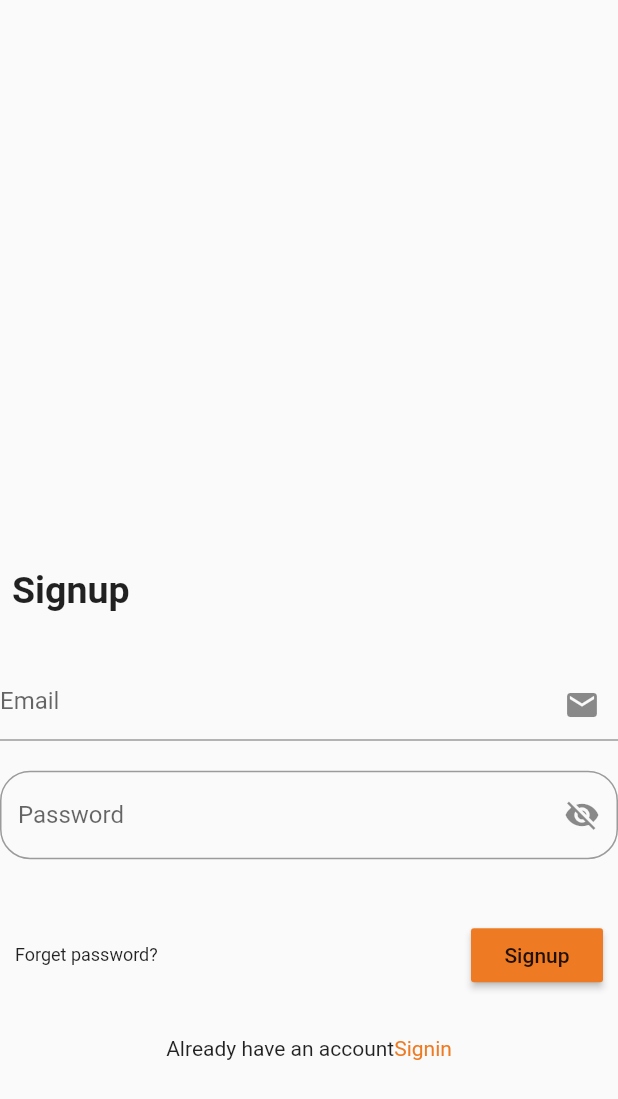
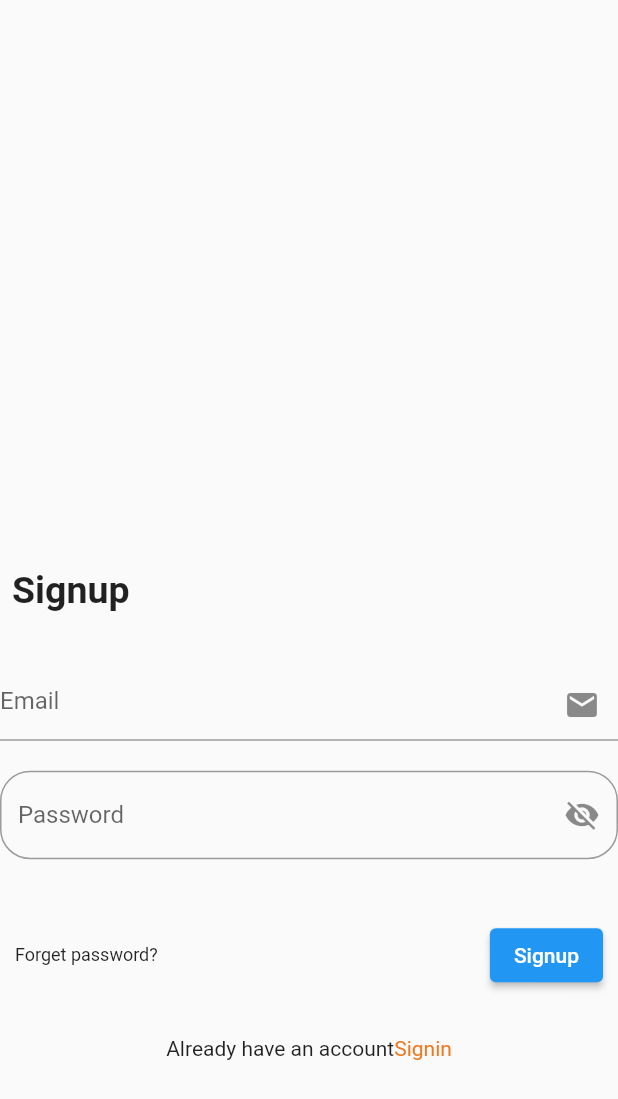
Before and after one commit to JAMunDo/Blinkathon, a Flutter app: the SignUp screen opened directly, on a phone screen of 412 x 824 dp. Shown: the top 1099 px of the screen. Run offline on Flutter 3.47's test engine with Material 2 defaults, Android fonts, the phone set to English and light mode, and no system bars.

Commit message:
Fixed a deprecation

```diff
--- a/lib/main.dart
+++ b/lib/main.dart
@@ -201,9 +201,8 @@ class _SignUpState extends State<SignUp> {
                   mainAxisAlignment: MainAxisAlignment.spaceBetween,
                   children: [
                     Text('Forget password?',style: TextStyle(fontSize: 12.0),),
-                    RaisedButton(
+                    ElevatedButton(
                       child: Text('Signup'),
-                      color: Color(0xffEE7B23),
                       onPressed: (){},
                     ),
                   ],
```
